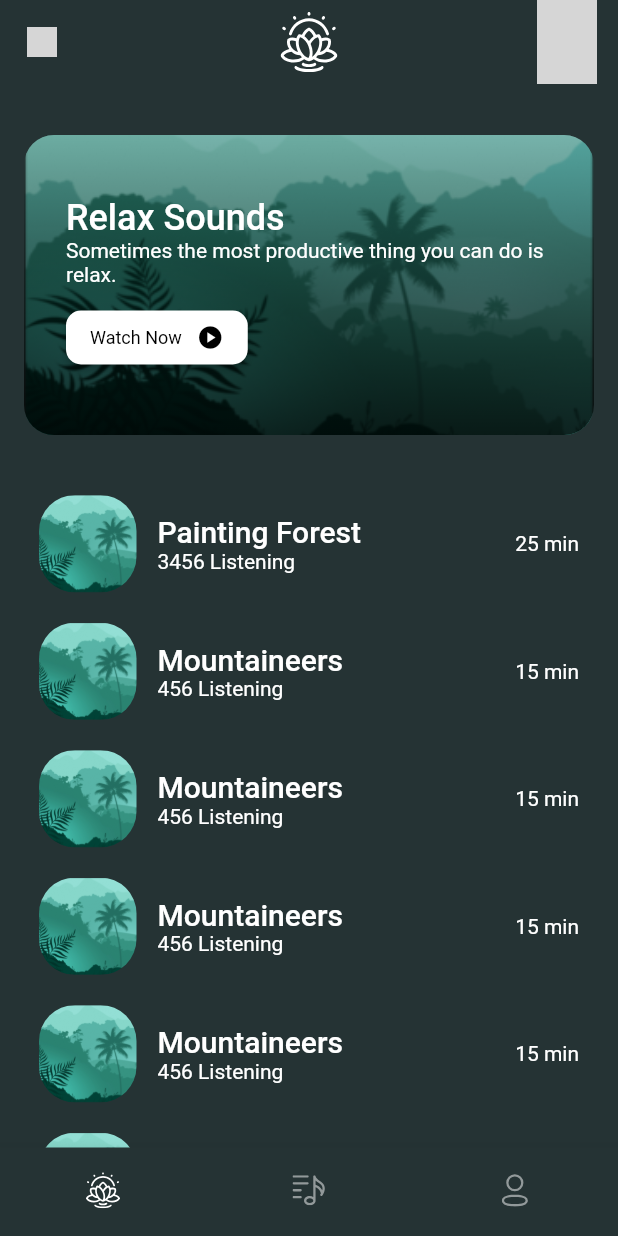
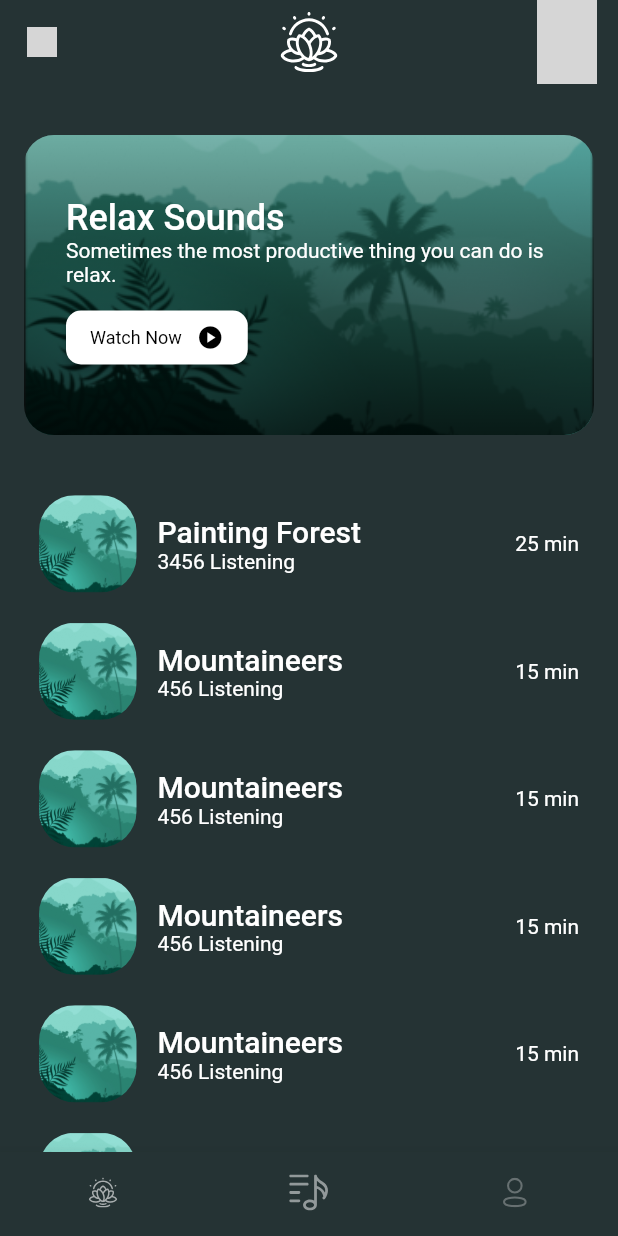
Before and after one commit to rgtstha/medic-medication-app-design, a Flutter app: the MainScreen screen opened by its route, item 2 of the bottom bar chosen, on a phone screen of 412 x 824 dp. Run offline on Flutter 3.47's test engine with Material 2 defaults, Android fonts, the phone set to English and light mode, and no system bars; our stand-ins replace animate_do, flutter_svg, google_fonts; network calls fail; Roboto replaces fonts that are missing (Alegreya); grey boxes are pictures that could not be loaded.

Commit message:
main screen refactored

```diff
--- a/lib/screens/main_screen/main_screen.dart
+++ b/lib/screens/main_screen/main_screen.dart
@@ -17,60 +17,68 @@ class MainScreen extends StatefulWidget {
 class _MainScreenState extends State<MainScreen> {
   int currentIndex = 0;
 
-  List<Widget> screens = [
-    const HomeScreen(),
-    const SoundScreen(),
-    const ProfileScreen(),
-  ];
   @override
   Widget build(BuildContext context) {
     return Scaffold(
       appBar: const AppAppBar(),
       body: Padding(
         padding: const EdgeInsets.symmetric(horizontal: AppSizes.s16),
-        child: screens.elementAt(currentIndex),
+        child: MainScreenItem.items.elementAt(currentIndex).screen,
       ),
       bottomNavigationBar: BottomNavigationBar(
         currentIndex: currentIndex,
-        onTap: (value) {
-          setState(() {
-            currentIndex = value;
-          });
-        },
         backgroundColor: AppColor.backgroundColor,
-        iconSize: 25,
         showSelectedLabels: false,
         showUnselectedLabels: false,
-        selectedIconTheme: const IconThemeData(
-          size: 25,
-          color: AppColor.white,
-        ),
-        unselectedIconTheme: const IconThemeData(
-          size: 20,
-          color: AppColor.primary,
-        ),
-        items: [
-          BottomNavigationBarItem(
-            icon: SvgPicture.asset(
-              'assets/images/logo.svg',
-              height: 24,
-            ),
-            label: "Home",
-          ),
-          BottomNavigationBarItem(
-            icon: SvgPicture.asset(
-              'assets/icons/sound.svg',
-            ),
-            label: "Sound",
-          ),
-          BottomNavigationBarItem(
-            icon: SvgPicture.asset(
-              'assets/icons/profile.svg',
-            ),
-            label: "Profile",
-          ),
-        ],
+        items: MainScreenItem.items
+            .map((e) => BottomNavigationBarItem(
+                icon: SvgPicture.asset(
+                  e.iconPath,
+                  height: 20,
+                  color: AppColor.white60,
+                ),
+                label: e.label,
+                activeIcon: SvgPicture.asset(
+                  e.iconPath,
+                  height: 24,
+                  color: AppColor.white,
+                  fit: BoxFit.fitHeight,
+                )))
+            .toList(growable: false),
+        onTap: (value) {
+          setState(() => currentIndex = value);
+        },
       ),
     );
   }
 }
+
+class MainScreenItem {
+  final Widget screen;
+  final String label;
+  final String iconPath;
+
+  MainScreenItem({
+    required this.screen,
+    required this.label,
+    required this.iconPath,
+  });
+
+  static List<MainScreenItem> items = [
+    MainScreenItem(
+      screen: const HomeScreen(),
+      label: "Home",
+      iconPath: 'assets/images/logo.svg',
+    ),
+    MainScreenItem(
+      screen: const SoundScreen(),
+      label: "Sound",
+      iconPath: 'assets/icons/sound.svg',
+    ),
+    MainScreenItem(
+      screen: const ProfileScreen(),
+      label: "Profile",
+      iconPath: 'assets/icons/profile.svg',
+    )
+  ];
+}
--- a/lib/theme/app_color.dart
+++ b/lib/theme/app_color.dart
@@ -6,6 +6,7 @@ class AppColor {
   static const Color backgroundColor = Color(0xff253334);
   static const Color white = Color(0xffffffff);
   static const Color white70 = Colors.white70;
+  static const Color white60 = Colors.white60;
   static const Color primary = Color(0xff7C9A92);
   static const Color error = Colors.red;
   static const Color black = Colors.black;
```
